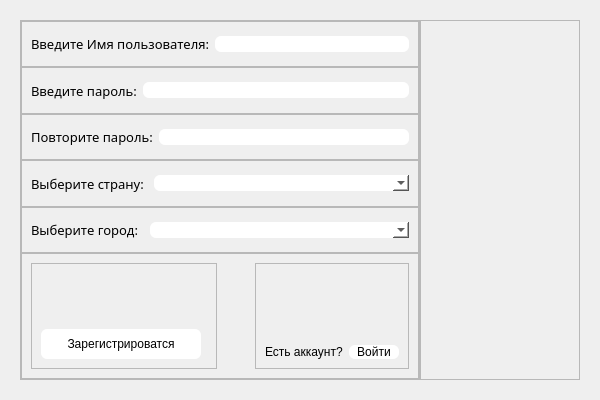
Before: the Qt Designer form UI/register.ui in TmT4elovek/Everyday-Application, drawn with Qt 5.
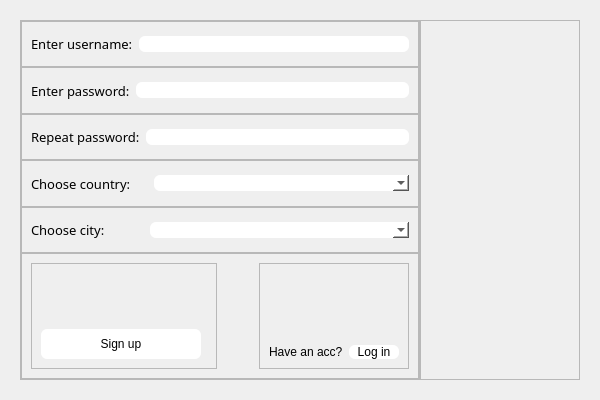
After: the same form once the commit is applied.

Diff of the .ui file:
```diff
--- a/UI/register.ui
+++ b/UI/register.ui
@@ -121,7 +121,7 @@
              </font>
             </property>
             <property name="text">
-             <string>Введите Имя пользователя:</string>
+             <string>Enter username:</string>
             </property>
            </widget>
           </item>
@@ -163,7 +163,7 @@
              </font>
             </property>
             <property name="text">
-             <string>Введите пароль:</string>
+             <string>Enter password:</string>
             </property>
            </widget>
           </item>
@@ -214,7 +214,7 @@
              </font>
             </property>
             <property name="text">
-             <string>Повторите пароль:</string>
+             <string>Repeat password:</string>
             </property>
            </widget>
           </item>
@@ -277,7 +277,7 @@
              </font>
             </property>
             <property name="text">
-             <string>Выберите страну:</string>
+             <string>Choose country:</string>
             </property>
            </widget>
           </item>
@@ -328,7 +328,7 @@
              </font>
             </property>
             <property name="text">
-             <string>Выберите город:</string>
+             <string>Choose city:</string>
             </property>
            </widget>
           </item>
@@ -409,7 +409,7 @@
 font: 87 10pt &quot;Segoe UI Black&quot;;</string>
                </property>
                <property name="text">
-                <string>Зарегистрироватся</string>
+                <string>Sign up</string>
                </property>
               </widget>
              </item>
@@ -431,7 +431,7 @@
              <item alignment="Qt::AlignRight|Qt::AlignBottom">
               <widget class="QLabel" name="label_6">
                <property name="text">
-                <string>Есть аккаунт?</string>
+                <string>Have an acc?</string>
                </property>
               </widget>
              </item>
@@ -451,7 +451,7 @@
 border-radius:6px</string>
                </property>
                <property name="text">
-                <string>Войти</string>
+                <string>Log in</string>
                </property>
               </widget>
              </item>
```
